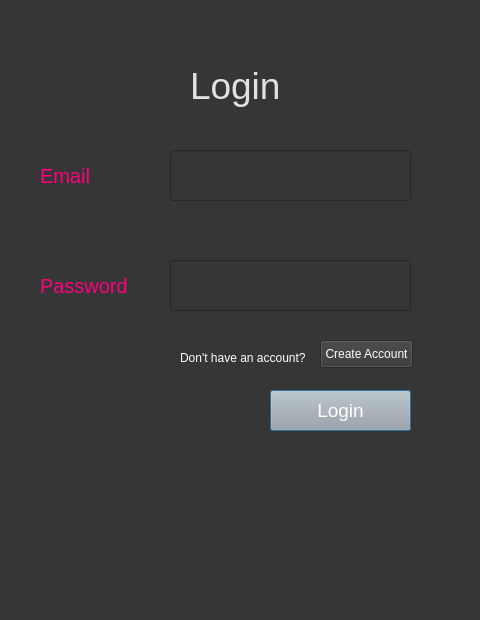
The window that Front End/login.ui (3wes22/Online-Course-Scheduler) describes before a commit, drawn with Qt 5.
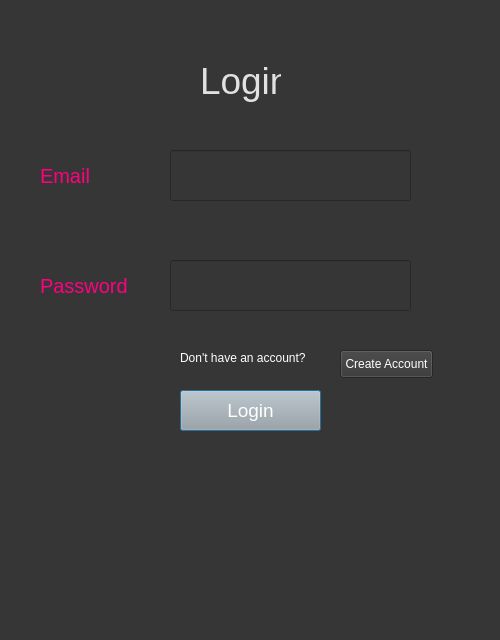
The same window after the commit.

What changed in the file:
```diff
--- a/Front End/login.ui
+++ b/Front End/login.ui
@@ -6,8 +6,8 @@
             <rect>
                 <x>0</x>
                 <y>0</y>
-                <width>480</width>
-                <height>620</height>
+    <width>500</width>
+    <height>640</height>
             </rect>
         </property>
         <property name="windowTitle">
@@ -19,10 +19,10 @@
         <widget class="QLabel" name="label">
             <property name="geometry">
                 <rect>
-                    <x>190</x>
+     <x>200</x>
                     <y>50</y>
-                    <width>121</width>
-                    <height>71</height>
+     <width>81</width>
+     <height>61</height>
                 </rect>
             </property>
             <property name="styleSheet">
@@ -96,7 +96,7 @@
         <widget class="QPushButton" name="loginbutton">
             <property name="geometry">
                 <rect>
-                    <x>270</x>
+     <x>180</x>
                     <y>390</y>
                     <width>141</width>
                     <height>41</height>
@@ -128,8 +128,8 @@
         <widget class="QPushButton" name="createaccbutton">
             <property name="geometry">
                 <rect>
-                    <x>320</x>
-                    <y>340</y>
+     <x>340</x>
+     <y>350</y>
                     <width>93</width>
                     <height>28</height>
                 </rect>
```
Lines whose indentation alone changed are shown as unchanged.
